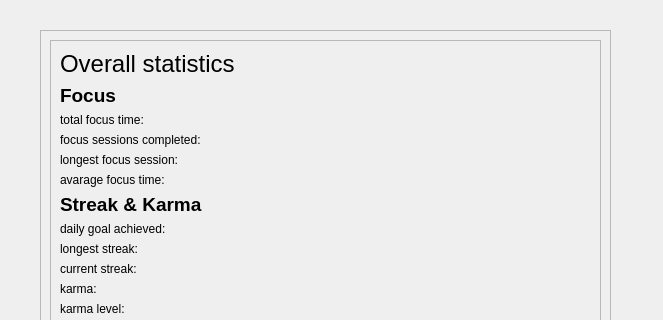
Before: the Qt Designer form ui/statistics.ui in dop14/monkmode, drawn with Qt 5; both pictures show x 0 to 663 and y 0 to 320 of the 663 by 658 pixel window.
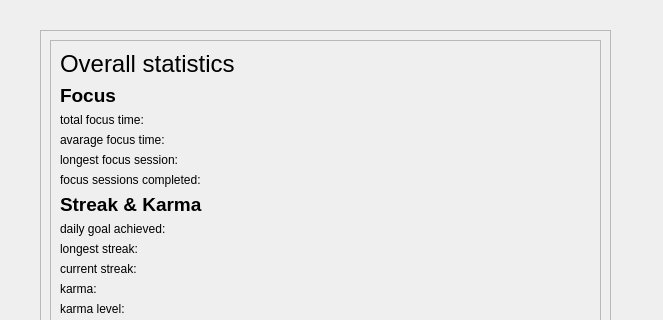
After: the same form once the commit is applied.

The edit to the form file:
```diff
--- a/ui/statistics.ui
+++ b/ui/statistics.ui
@@ -88,20 +88,6 @@
           </property>
          </widget>
         </item>
-        <item>
-         <widget class="QLabel" name="focus_sessions_completed">
-          <property name="text">
-           <string>focus sessions completed:</string>
-          </property>
-         </widget>
-        </item>
-        <item>
-         <widget class="QLabel" name="longest_focus_session">
-          <property name="text">
-           <string>longest focus session:</string>
-          </property>
-         </widget>
-        </item>
         <item>
          <widget class="QLabel" name="avarage_focus_time">
           <property name="text">
@@ -109,6 +95,20 @@
           </property>
          </widget>
         </item>
+        <item>
+         <widget class="QLabel" name="longest_focus_session">
+          <property name="text">
+           <string>longest focus session:</string>
+          </property>
+         </widget>
+        </item>
+        <item>
+         <widget class="QLabel" name="focus_sessions_completed">
+          <property name="text">
+           <string>focus sessions completed:</string>
+          </property>
+         </widget>
+        </item>
         <item>
          <widget class="QLabel" name="streak_and_karma_label">
           <property name="font">
```
